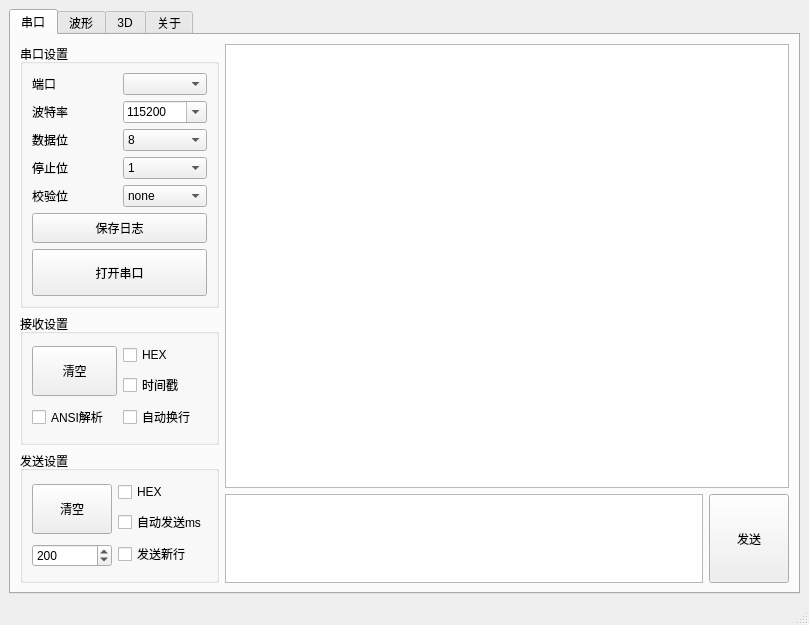
The window that mainwindow.ui (HaydenHu/HiCOM) describes before a commit, drawn with Qt 5.
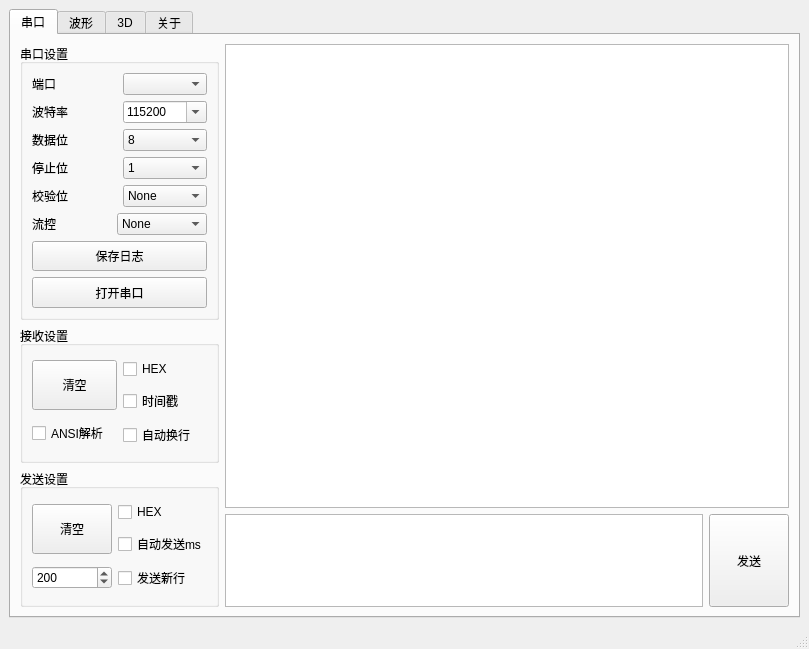
The same window after the commit. Icons and pictures are not drawn.

Commit message: 新增流控功能

What changed in the file:
```diff
--- a/mainwindow.ui
+++ b/mainwindow.ui
@@ -7,7 +7,7 @@
     <x>0</x>
     <y>0</y>
     <width>809</width>
-    <height>625</height>
+    <height>649</height>
    </rect>
   </property>
   <property name="windowTitle">
@@ -194,12 +194,15 @@
                </item>
                <item>
                 <widget class="QComboBox" name="checkbitCb">
+                 <property name="currentText">
+                  <string>None</string>
+                 </property>
                  <property name="currentIndex">
                   <number>0</number>
                  </property>
                  <item>
                   <property name="text">
-                   <string>none</string>
+                   <string>None</string>
                   </property>
                  </item>
                  <item>
@@ -216,6 +219,39 @@
                </item>
               </layout>
              </item>
+             <item>
+              <layout class="QHBoxLayout" name="horizontalLayout_flow">
+               <item>
+                <widget class="QLabel" name="label_flow">
+                 <property name="text">
+                  <string>流控</string>
+                 </property>
+                </widget>
+               </item>
+               <item>
+                <widget class="QComboBox" name="flowCtrlCb">
+                 <property name="currentIndex">
+                  <number>0</number>
+                 </property>
+                 <item>
+                  <property name="text">
+                   <string>None</string>
+                  </property>
+                 </item>
+                 <item>
+                  <property name="text">
+                   <string>RTS/CTS</string>
+                  </property>
+                 </item>
+                 <item>
+                  <property name="text">
+                   <string>XON/XOFF</string>
+                  </property>
+                 </item>
+                </widget>
+               </item>
+              </layout>
+             </item>
              <item>
               <widget class="QPushButton" name="btnSerialCheck">
                <property name="minimumSize">
```
The commit also changes 3 other files.
